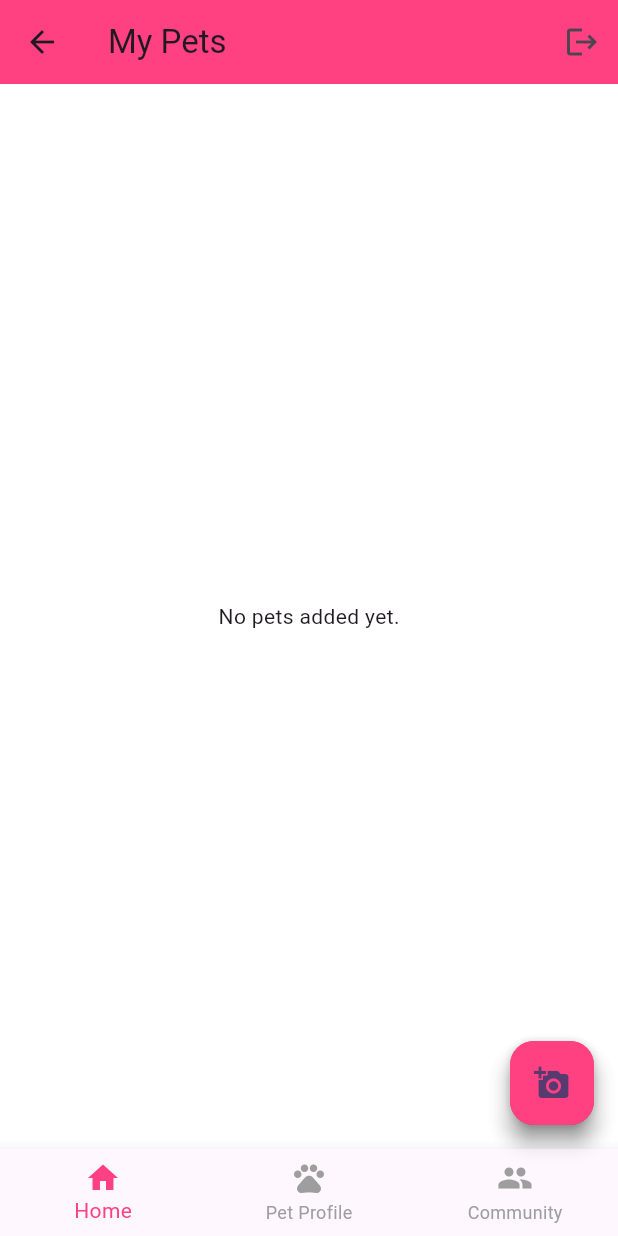
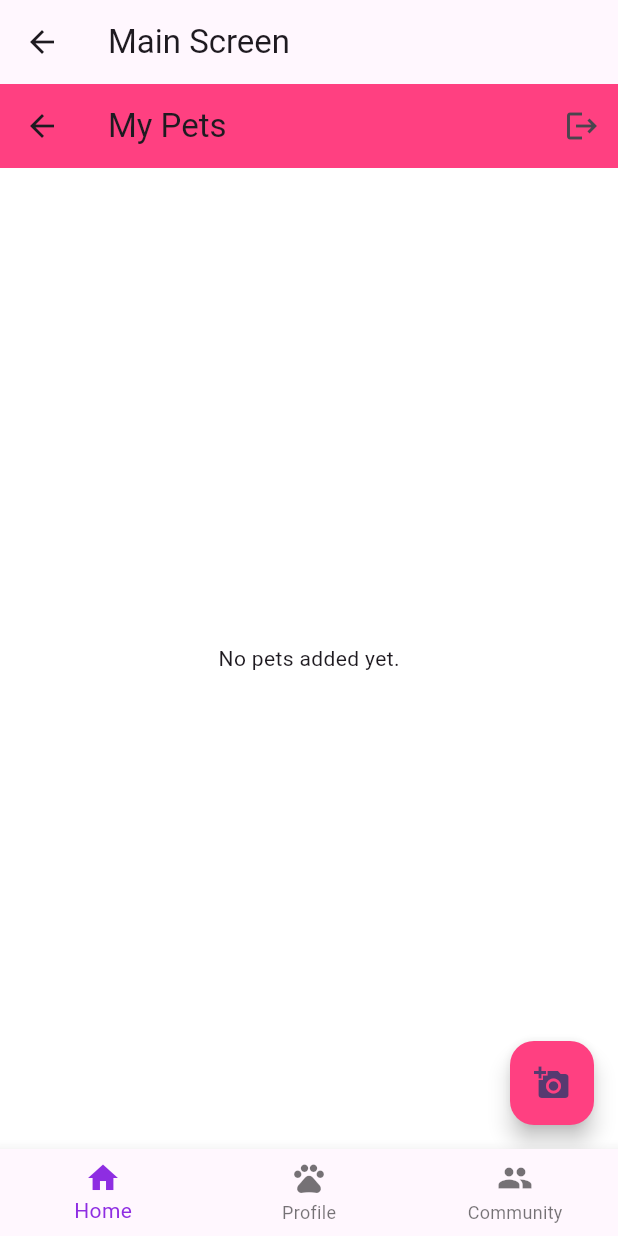
Before and after one commit to Pcdesai11/PawNetwork, a Flutter app: the MainScreen screen opened by its route, after a tap on the "add a photo" icon, on a phone screen of 412 x 824 dp. Run offline on Flutter 3.47's test engine with Material 3 defaults, Android fonts, the phone set to English and light mode, and no system bars; our stand-ins replace cloud_firestore, file_picker, firebase_auth, firebase_core, firebase_storage, image_picker and 1 more; missing offline and left inert: image_picker_for_web; accounts and stored records are empty.

Commit message:
Firebase storage for the main screen image showing using file picker

```diff
--- a/lib/screens/home_screen.dart
+++ b/lib/screens/home_screen.dart
@@ -31,7 +31,6 @@ class HomeScreen extends StatefulWidget {
 
 class _HomeScreenState extends State<HomeScreen> {
   List<Pet> pets = []; // List to store pet details
-  List<String> petPhotos = []; // List to store pet image URLs
 
   @override
   void initState() {
@@ -56,7 +55,6 @@ class _HomeScreenState extends State<HomeScreen> {
       });
     }
   }
-
   Future<void> _deletePetProfile(String petId) async {
     try {
       // Delete the pet profile from Firestore
@@ -92,7 +90,9 @@ class _HomeScreenState extends State<HomeScreen> {
   Future<void> _handleUpload(UploadTask uploadTask, Reference storageRef) async {
     try {
       TaskSnapshot snapshot = await uploadTask;
+      print(snapshot);
       String downloadUrl = await snapshot.ref.getDownloadURL();
+      print(downloadUrl);
       setState(() {
         // Add the uploaded image URL to the pet photos list
         widget.petPhotos.add(downloadUrl);
@@ -120,7 +120,7 @@ class _HomeScreenState extends State<HomeScreen> {
     print(imageId);
     if (pickedFile == null) return;
     try {
-      Reference storageRef = FirebaseStorage.instance.ref().child('pets/$userId/$imageId');
+      Reference storageRef = FirebaseStorage.instance.ref().child('posts/$userId/$imageId');
       UploadTask uploadTask;
       if (kIsWeb) {
         // Web platform - handle image upload using bytes
@@ -140,8 +140,6 @@ class _HomeScreenState extends State<HomeScreen> {
       );
     }
   }
-
-
   @override
   Widget build(BuildContext context) {
     return Scaffold(
@@ -168,7 +166,13 @@ class _HomeScreenState extends State<HomeScreen> {
         },
       ),
       floatingActionButton: FloatingActionButton(
-        onPressed: uploadImage,
+        onPressed: () async {
+          await uploadImage();
+          if (widget.onAddPhoto != null) {
+            widget.onAddPhoto!(widget.petPhotos.last);
+            print(widget.onAddPhoto);// Notify MainScreen of new photo
+          }
+        },
         child: Icon(Icons.add_a_photo),
         backgroundColor: Colors.pinkAccent,
       ),
--- a/lib/screens/main_screen.dart
+++ b/lib/screens/main_screen.dart
@@ -1,6 +1,8 @@
+import 'dart:io';
+
 import 'package:flutter/foundation.dart' show kIsWeb;
 import 'package:flutter/material.dart';
-import 'package:image_picker/image_picker.dart';
+import 'package:file_picker/file_picker.dart'; // Replace image_picker with file_picker
 import 'package:cloud_firestore/cloud_firestore.dart';
 import '../../models/pet.dart';
 import 'home_screen.dart';
@@ -18,7 +20,6 @@ class MainScreen extends StatefulWidget {
 
 class _MainScreenState extends State<MainScreen> {
   int _selectedIndex = 0;
-  final ImagePicker _picker = ImagePicker();
   Pet? currentPet;
   List<String> petPhotos = []; // Store pet photos here
 
@@ -36,8 +37,8 @@ class _MainScreenState extends State<MainScreen> {
       HomeScreen(
         userId: widget.userId,
         pet: currentPet,
-        petPhotos: petPhotos, // Pass the photo list
-        onAddPhoto: _handleAddPhoto, // Pass the callback
+        petPhotos: petPhotos, // Ensure updated images are passed
+        onAddPhoto: _handleAddPhoto,
       ),
       PetProfileScreen(userId: widget.userId, pet: currentPet),
       CommunityFeedScreen(),
@@ -59,70 +60,68 @@ class _MainScreenState extends State<MainScreen> {
         if (currentPet?.imageUrl.isNotEmpty ?? false) {
           petPhotos.add(currentPet!.imageUrl);
         }
-        _screens = _buildScreens();
+        _screens = _buildScreens(); // Rebuild screens with updated data
       });
     }
   }
 
   Future<void> _handleAddPhoto(String imageUrl) async {
     setState(() {
-      petPhotos.add(imageUrl); // Update the photo list
+      _screens = _buildScreens(); // Rebuild screens with updated images
     });
-  }
-
-  Future<void> _pickImage() async {
-    if (kIsWeb) {
-      // Handle web-specific image picking
-      print("Image picking on web is not fully supported yet.");
-      return;
-    }
-
-    final XFile? image = await _picker.pickImage(source: ImageSource.gallery);
-    if (image != null) {
-      _handleAddPhoto(image.path); // Use the callback
-    }
+    print("photo url: ${petPhotos[0]}");
+    print("passed from handle photo");
   }
 
   @override
   Widget build(BuildContext context) {
     return Scaffold(
-      body: IndexedStack(
-        index: _selectedIndex,
-        children: _screens,
+      appBar: AppBar(title: Text('Main Screen')),
+      body: Column(
+        children: [
+          if (petPhotos.isNotEmpty) // Show images if available
+            SizedBox(
+              height: 150, // Set height for image preview
+              child: ListView.builder(
+                scrollDirection: Axis.horizontal,
+                itemCount: petPhotos.length,
+                itemBuilder: (context, index)
+                {
+                  return Padding(
+                    padding: const EdgeInsets.all(8.0),
+                    child: ClipRRect(
+                      borderRadius: BorderRadius.circular(10),
+                      child: kIsWeb
+                          ? Image.network(
+                        petPhotos[index],
+                        height: 150,
+                        width: 100,
+                        fit: BoxFit.cover,
+                      )
+                          : Image.file(
+                        File(petPhotos[index]),
+                        height: 150,
+                        width: 100,
+                        fit: BoxFit.cover,
+                      ),
+                    ),
+                  );
+                },
+              ),
+            ),
+          Expanded(child: _screens[_selectedIndex]), // Show selected screen
+        ],
       ),
-      floatingActionButton: _selectedIndex == 0
-          ? FloatingActionButton(
-        onPressed: _pickImage,
-        child: Icon(Icons.add_a_photo),
-        backgroundColor: Colors.pinkAccent,
-      )
-          : null,
       bottomNavigationBar: BottomNavigationBar(
         currentIndex: _selectedIndex,
-        selectedItemColor: Colors.pinkAccent,
-        unselectedItemColor: Colors.grey,
-        onTap: (index) async {
-          if (index == 1) {
-            final result = await Navigator.of(context).push(
-              MaterialPageRoute(
-                builder: (context) => PetProfileScreen(userId: widget.userId, pet: currentPet),
-              ),
-            );
-            if (result is Pet) {
-              setState(() {
-                currentPet = result;
-                _screens = _buildScreens();
-              });
-            }
-          } else {
-            setState(() {
-              _selectedIndex = index;
-            });
-          }
+        onTap: (index) {
+          setState(() {
+            _selectedIndex = index;
+          });
         },
         items: [
           BottomNavigationBarItem(icon: Icon(Icons.home), label: 'Home'),
-          BottomNavigationBarItem(icon: Icon(Icons.pets), label: 'Pet Profile'),
+          BottomNavigationBarItem(icon: Icon(Icons.pets), label: 'Profile'),
           BottomNavigationBarItem(icon: Icon(Icons.people), label: 'Community'),
         ],
       ),
```
